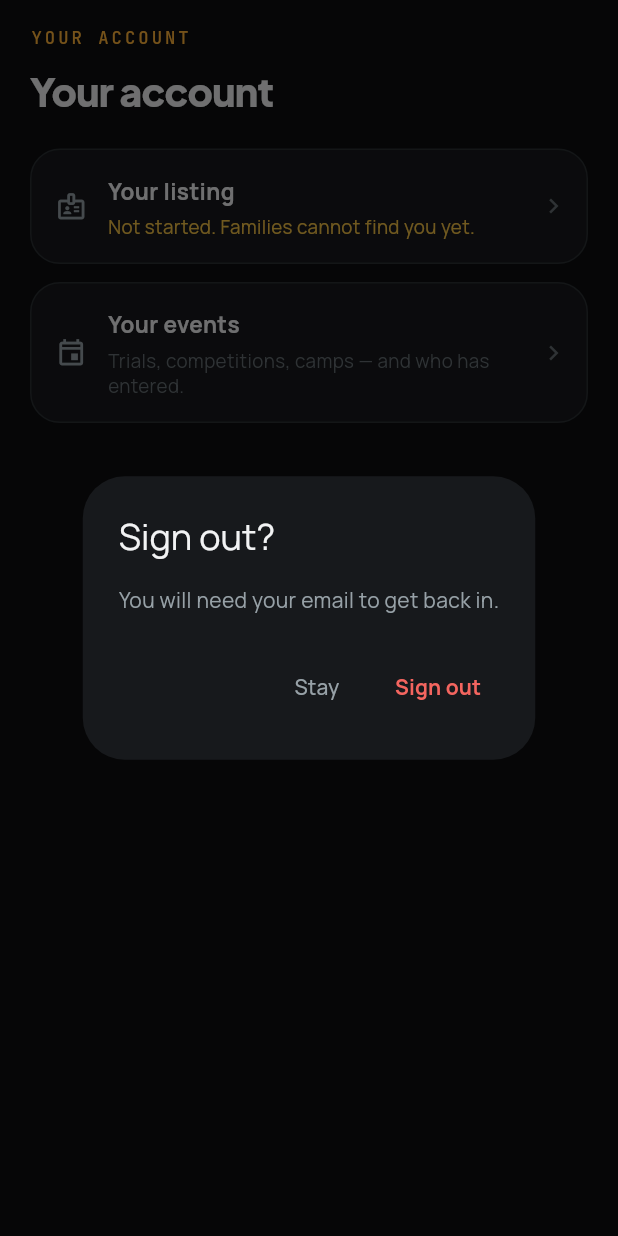
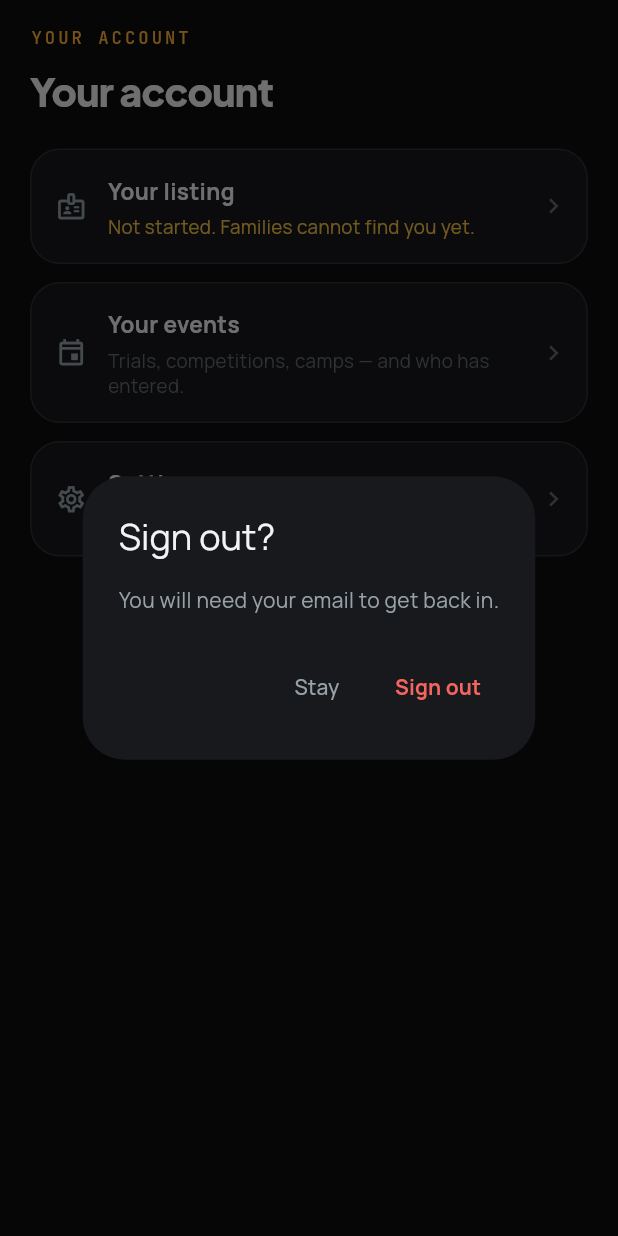
Before and after one commit to nikhil7144/classfinder, a Flutter app: the MoreScreen screen opened directly, after a tap on "Sign out", on a phone screen of 412 x 824 dp. Run offline on Flutter 3.47's test engine with Material 3 defaults, Android fonts, the phone set to English and light mode, and no system bars; our stand-ins replace dio, flutter_riverpod, geolocator, go_router, google_fonts, image_picker and 2 more; accounts and stored records are empty; network calls fail; statements that could not run were skipped.

Commit message:
Settings, shared by both apps — slice 7, and the last one
There is deliberately no password on this screen. Aspire91 signs people in
with an emailed code or with Google, so a password set here could never be
used to get in, and offering one would be a trap. The email address is the
credential, which is why changing it is the only credential action there is —
and why the wording is careful that nothing has changed until the new address
is confirmed, since the old one keeps working until then.

data/auth_rules.dart holds the email pattern the sign-in screen had privately,
and the no-op check the web makes: the same address typed back is refused
rather than confirmed. Emailing a confirmation for a change that is not one
teaches people the confirmation means nothing. Compared case-insensitively —
nobody's inbox changes because they typed a capital.

The sign-out dialog was written out three times across both shells and this
screen. Now written once: a confirmation people meet in one wording and then
meet again in another is a confirmation they stop reading.

No endpoint. Both actions go to supabase.auth, which is one of the two doors
PLAN.md keeps open to the client.

This finishes every slice in SEEKER-SCREENS.md. 176 tests, analyze clean.

Co-Authored-By: Claude Opus 5 <noreply@anthropic.com>

```diff
--- /dev/null
+++ b/mobile/lib/src/data/auth_rules.dart
@@ -0,0 +1,31 @@
+/// Email, which in this product is the login.
+///
+/// There is deliberately no password anywhere in Aspire91 — people sign in
+/// with a code sent to their email, or with Google. So the email address is
+/// the credential, and changing it is the one credential action there is.
+///
+/// The pattern is the web's, from app/account/settings/page.tsx. It is loose
+/// on purpose: an address is only really validated by a code arriving at it,
+/// and a stricter rule here would turn away real addresses for the sake of
+/// catching typos the code already catches.
+library;
+
+final emailPattern = RegExp(r'^[^\s@]+@[^\s@]+\.[^\s@]+$');
+
+bool isValidEmail(String email) => emailPattern.hasMatch(email.trim());
+
+/// What is wrong with a change of email, in the web's words, or null when
+/// there is nothing to say.
+String? emailChangeProblem({required String current, required String next}) {
+  final trimmed = next.trim();
+  if (trimmed.isEmpty || !isValidEmail(trimmed)) {
+    return 'Enter a valid email address.';
+  }
+  // Case-insensitively: nobody's inbox changes because they typed a capital,
+  // and sending a confirmation for a no-op change is a small betrayal of the
+  // word "change".
+  if (trimmed.toLowerCase() == current.trim().toLowerCase()) {
+    return "That's already your email address.";
+  }
+  return null;
+}
--- a/mobile/lib/src/data/repositories/auth_repository.dart
+++ b/mobile/lib/src/data/repositories/auth_repository.dart
@@ -20,6 +20,10 @@ class AuthRepository {
   Session? get session => supabase.auth.currentSession;
 
   bool get isSignedIn => session != null;
+
+  /// The address they sign in with. Empty only in the moment between a sign-out
+  /// and the router noticing.
+  String get email => supabase.auth.currentUser?.email ?? '';
 
   /// Fires whenever the session changes — signed in, signed out, refreshed, or
   /// refresh failed. The router listens so a token expiring on a sleeping
@@ -57,5 +61,23 @@ class AuthRepository {
     }
   }
 
+  /// Change the address, which changes the login.
+  ///
+  /// Supabase emails the new address to confirm it and the old one keeps
+  /// working until they do, so nothing here has happened yet when this
+  /// returns — which is why the screen says so rather than showing the new
+  /// address as if it were already theirs.
+  Future<void> changeEmail(String email) async {
+    try {
+      await supabase.auth.updateUser(UserAttributes(email: email.trim()));
+    } on AuthException catch (e) {
+      throw ApiException(e.message);
+    } catch (_) {
+      throw const ApiException(
+          "Couldn't send the confirmation. Check your connection and try "
+          'again.');
+    }
+  }
+
   Future<void> signOut() => supabase.auth.signOut();
 }
--- a/mobile/lib/src/screens/auth/sign_in_screen.dart
+++ b/mobile/lib/src/screens/auth/sign_in_screen.dart
@@ -2,6 +2,7 @@ import 'package:flutter/material.dart';
 import 'package:flutter_riverpod/flutter_riverpod.dart';
 
 import '../../data/api_exception.dart';
+import '../../data/auth_rules.dart';
 import '../../flavor.dart';
 import '../../providers.dart';
 import '../../theme/theme.dart';
@@ -39,11 +40,9 @@ class _SignInScreenState extends ConsumerState<SignInScreen> {
     super.dispose();
   }
 
-  static final _emailPattern = RegExp(r'^[^\s@]+@[^\s@]+\.[^\s@]+$');
-
   Future<void> _send() async {
     final email = _email.text.trim();
-    if (!_emailPattern.hasMatch(email)) {
+    if (!isValidEmail(email)) {
       setState(() => _error = 'Enter a valid email address.');
       return;
     }
--- a/mobile/lib/src/screens/shell/more_screen.dart
+++ b/mobile/lib/src/screens/shell/more_screen.dart
@@ -7,6 +7,7 @@ import '../../theme/theme.dart';
 import '../../widgets/branding.dart';
 import '../events/events_screen.dart';
 import '../listing/listing_screen.dart';
+import '../settings/settings_screen.dart';
 
 /// Everything a coach needs occasionally rather than daily.
 ///
@@ -56,41 +57,16 @@ class MoreScreen extends ConsumerWidget {
                 MaterialPageRoute(builder: (_) => const EventsScreen()),
               ),
             ),
+            _Item(
+              icon: Icons.settings_outlined,
+              title: 'Settings',
+              subtitle: 'The email you sign in with.',
+              onTap: () => Navigator.of(context).push(
+                MaterialPageRoute(builder: (_) => const SettingsScreen()),
+              ),
+            ),
             const SizedBox(height: 26),
-            _SignOut(
-              onTap: () async {
-                final sure = await showDialog<bool>(
-                  context: context,
-                  builder: (context) => AlertDialog(
-                    backgroundColor: A91.surface,
-                    title: const Text('Sign out?'),
-                    content: const Text(
-                      'You will need your email to get back in.',
-                      style: TextStyle(color: A91.muted, height: 1.5),
-                    ),
-                    actions: [
-                      TextButton(
-                        onPressed: () => Navigator.pop(context, false),
-                        child: const Text('Stay',
-                            style: TextStyle(color: A91.muted)),
-                      ),
-                      TextButton(
-                        onPressed: () => Navigator.pop(context, true),
-                        child: const Text('Sign out',
-                            style: TextStyle(
-                                color: A91.danger,
-                                fontWeight: FontWeight.w700)),
-                      ),
-                    ],
-                  ),
-                );
-                // The router is listening to the auth stream, so signing out
-                // is all this has to do — it moves on its own.
-                if (sure == true) {
-                  await ref.read(authRepositoryProvider).signOut();
-                }
-              },
-            ),
+            _SignOut(onTap: () => confirmSignOut(context, ref)),
           ],
         ),
       ),
```
Also changed, not shown: mobile/lib/src/screens/settings/settings_screen.dart (added, +210 -0 lines), mobile/lib/src/screens/shell/account_screen.dart (+10 -34 lines), 3 other files.
